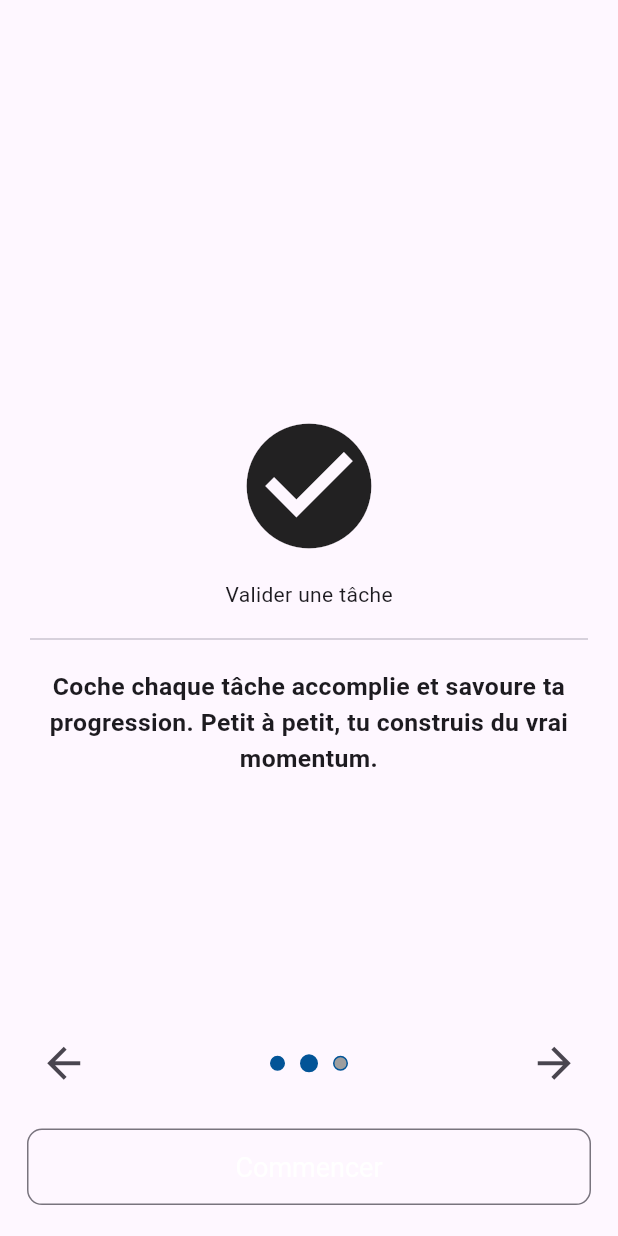
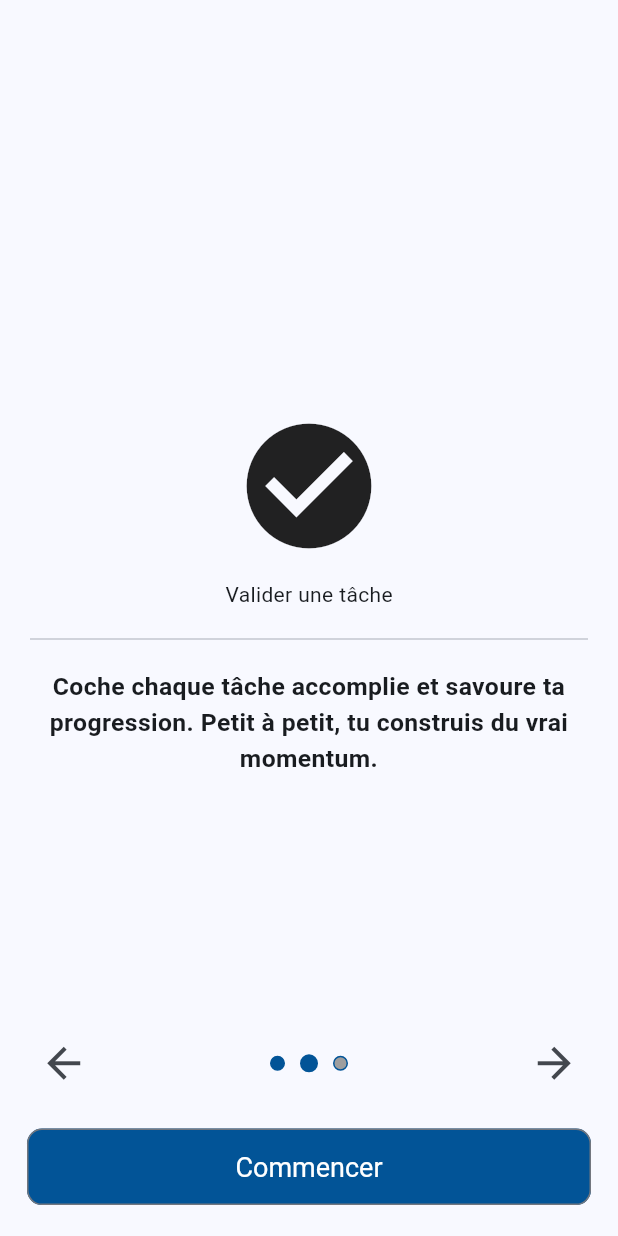
Before and after one commit to hulrich-baku/todo2026-clean-archi, a Flutter app: the screen it shows after launch, after a tap on the "arrow forward" icon, on a phone screen of 412 x 824 dp. Run offline on Flutter 3.47's test engine with Material 3 defaults, Android fonts, the phone set to English and light mode, and no system bars; our stand-ins replace flutter_riverpod, go_router, shared_preferences.

Commit message:
configuration des themes et styles

```diff
--- a/lib/app/my_app.dart
+++ b/lib/app/my_app.dart
@@ -1,5 +1,6 @@
 import 'package:flutter/material.dart';
 import 'package:flutter_riverpod/flutter_riverpod.dart';
+import 'package:todo_2026/core/theme/app_theme.dart';
 import './router/app_router.dart';
 
 class MyApp extends ConsumerWidget{
@@ -8,10 +9,13 @@ class MyApp extends ConsumerWidget{
   @override
   Widget build(BuildContext context, WidgetRef ref) {
 
-    final app_router = ref.watch(routerProvider);
+    final appRouter = ref.watch(routerProvider);
 
     return MaterialApp.router(
-      routerConfig: app_router
+      routerConfig: appRouter,
+      themeMode: ThemeMode.system,
+      theme: AppTheme.lightTheme,
+      darkTheme: AppTheme.darkTheme,
     );
   }
 }
--- /dev/null
+++ b/lib/core/constants/constants.dart
@@ -0,0 +1,7 @@
+// couleur de générale de l'application
+import 'package:flutter/material.dart';
+
+const Color blueColor = Color.fromARGB(255, 2, 84, 151);
+
+// sharedPreferences key
+const String keyOnboarding = 'has_seen_onboarding';
--- a/lib/core/shared_widgets/button.dart
+++ b/lib/core/shared_widgets/button.dart
@@ -1,4 +1,6 @@
 import 'package:flutter/material.dart';
+import 'package:todo_2026/core/constants/constants.dart' show blueColor;
+import 'package:todo_2026/core/theme/app_text_styles.dart' show AppTextStyles;
 
 Widget buttonValidate({
   required String title,
@@ -9,11 +11,11 @@ Widget buttonValidate({
     style: OutlinedButton.styleFrom(
       padding: EdgeInsets.symmetric(vertical: 15),
       foregroundColor: Colors.white,
-      // backgroundColor: blueColor,
+      backgroundColor: blueColor,
       shape: RoundedRectangleBorder(
         borderRadius: BorderRadius.circular(10),
       ),
-      textStyle: TextStyle(fontSize: 18, fontWeight: FontWeight.w400)
+      textStyle: AppTextStyles.buttonTextStyle,
     ),
     child: Text(title),
   );
--- /dev/null
+++ b/lib/core/theme/app_text_styles.dart
@@ -0,0 +1,5 @@
+import 'package:flutter/material.dart';
+
+class AppTextStyles {
+  static const TextStyle buttonTextStyle = TextStyle(fontSize: 18, fontWeight: FontWeight.w400);
+}
--- /dev/null
+++ b/lib/core/theme/app_theme.dart
@@ -0,0 +1,20 @@
+import 'package:flutter/material.dart';
+
+class AppTheme {
+  // dark theme
+  static final ThemeData lightTheme = ThemeData(
+    colorScheme: ColorScheme.fromSeed(
+      seedColor: Colors.blue,
+      brightness: Brightness.light
+    )
+  );
+
+  // light theme
+  static final ThemeData darkTheme = ThemeData(
+    colorScheme: ColorScheme.fromSeed(
+      seedColor: Colors.blue,
+      brightness: Brightness.dark
+    )
+  );
+
+}
--- a/lib/features/onboarding/data/datasource/onboarding_local_datasource.dart
+++ b/lib/features/onboarding/data/datasource/onboarding_local_datasource.dart
@@ -1,18 +1,17 @@
 import 'package:shared_preferences/shared_preferences.dart';
+import 'package:todo_2026/core/constants/constants.dart' show keyOnboarding;
 
 class OnboardingLocalDatasource {
-
-  static const String _keyOnboarding = 'has_seen_onboarding';
 
   Future<bool> getSatus () async {
     final preferences = await SharedPreferences.getInstance();
 
-    return preferences.getBool(_keyOnboarding) ?? false;
+    return preferences.getBool(keyOnboarding) ?? false;
   }
 
   Future<void> saveStatus () async {
     final preferences = await SharedPreferences.getInstance();
 
-    preferences.setBool(_keyOnboarding, true);
+    preferences.setBool(keyOnboarding, true);
   }
 }
--- a/pubspec.yaml
+++ b/pubspec.yaml
@@ -34,8 +34,6 @@ dependencies:
   # The following adds the Cupertino Icons font to your application.
   # Use with the CupertinoIcons class for iOS style icons.
   cupertino_icons: ^1.0.8
-  drift: ^2.30.1
-  sqlite3_flutter_libs: ^0.5.41
   go_router: ^17.0.1
   shared_preferences: ^2.5.4
   flutter_riverpod: ^2.6.1
@@ -44,8 +42,6 @@ dependencies:
 dev_dependencies:
   flutter_test:
     sdk: flutter
-  drift_dev: ^2.30.1
-  build_runner: ^2.10.5
 
   # The "flutter_lints" package below contains a set of recommended lints to
   # encourage good coding practices. The lint set provided by the package is
```
